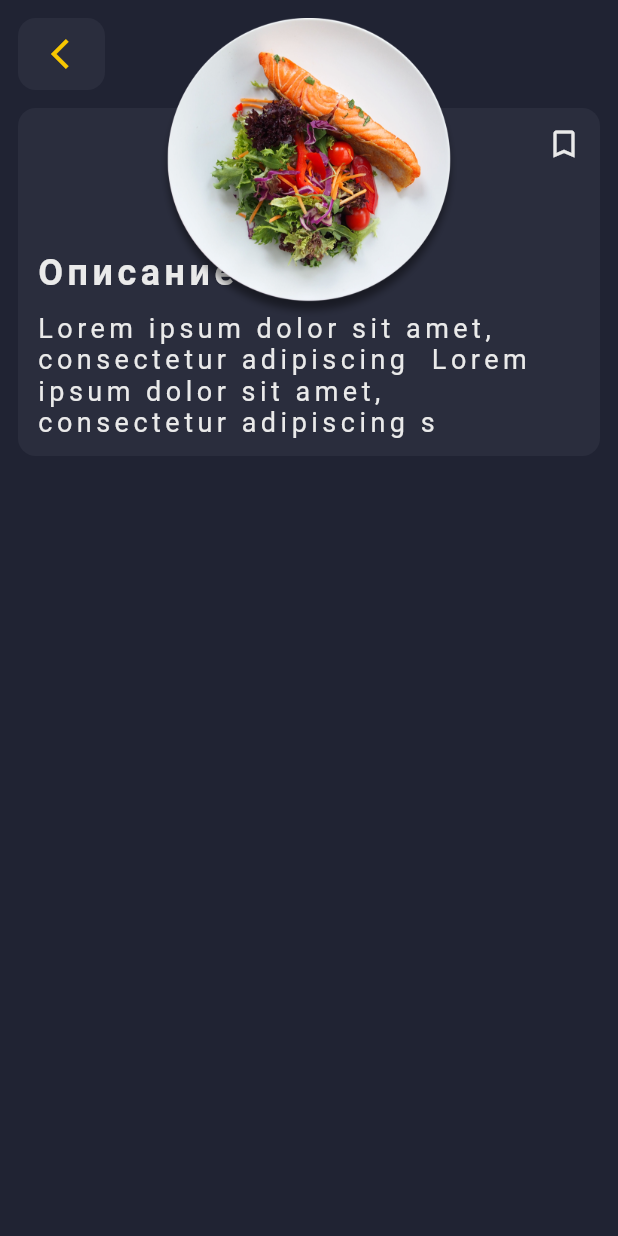
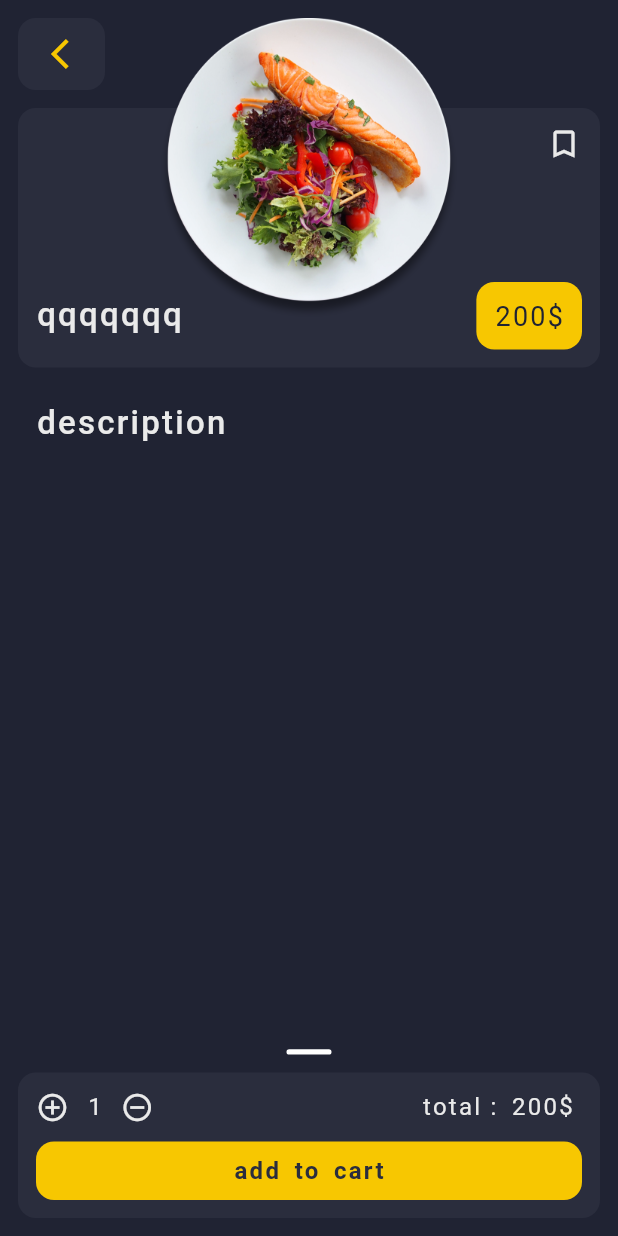
Before and after one commit to evgesha1247/eda2, a Flutter app: the DishDetaild screen opened directly, on a phone screen of 412 x 824 dp. Run offline on Flutter 3.47's test engine with Material 2 defaults, Android fonts, the phone set to English and light mode, and no system bars; our stand-ins replace hive, hive_flutter; missing offline and left inert: bottom_nav_bar; accounts and stored records are empty; statements that could not run were skipped.

Commit message:
отверстал скрин подробного обзора

```diff
--- a/lib/ui/screens/dish_detailed/dish_detailed_screen.dart
+++ b/lib/ui/screens/dish_detailed/dish_detailed_screen.dart
@@ -43,19 +43,43 @@ class DishDetaild extends StatelessWidget {
         child: Padding(
           padding: const EdgeInsets.all(ThemeApp.kInterval),
           child: Column(
-            children: [
-              Stack(
+            children: const [
+              _StackImgAndContent(),
+              SizedBox(height: ThemeApp.kInterval),
+              _DishDetailedDescription(),
+              _MarcetWidget(),
+              SizedBox(height: ThemeApp.kInterval),
+              _DishDetailedButtonBar(),
+            ],
+          ),
+        ),
+      ),
+    );
+  }
+}
+
+class _MarcetWidget extends StatelessWidget {
+  const _MarcetWidget({Key? key}) : super(key: key);
+  @override
+  Widget build(BuildContext context) {
+    return Container(
+      decoration: _decoration(colors: Colors.white),
+      height: 3.5,
+      width: 30,
+    );
+  }
+}
+
+class _StackImgAndContent extends StatelessWidget {
+  const _StackImgAndContent({Key? key}) : super(key: key);
+  @override
+  Widget build(BuildContext context) {
+    return Stack(
       children: const [
         _DishDetailedContainer(),
         _DishDetailedImg(),
         _DishDetailedButtonBack(),
       ],
-              ),
-              //   _DishDetailedDescriptions(),
-            ],
-          ),
-        ),
-      ),
     );
   }
 }
@@ -66,14 +90,12 @@ class _DishDetailedImg extends StatelessWidget {
   Widget build(BuildContext context) {
     final model = context.watch<DishDetailedModel>();
     final imgUrl = model.dish?.imgUrl ?? 'assets/imgs/food2.png';
-    return Center(
-      child: Image.asset(
-        imgUrl,
+    return Align(
+      child: Image.asset(imgUrl,
           height: 200,
           width: MediaQuery.of(context).size.width * 0.6,
           fit: BoxFit.contain,
-        alignment: Alignment.topCenter,
-      ),
+          alignment: Alignment.topCenter),
     );
   }
 }
@@ -84,70 +106,157 @@ class _DishDetailedContainer extends StatelessWidget {
   Widget build(BuildContext context) {
     return Container(
       width: double.infinity,
-      decoration: const BoxDecoration(
-        color: ThemeApp.kFrontColor,
-        borderRadius: BorderRadius.all(
-          Radius.circular(ThemeApp.kRadius),
-        ),
-      ),
+      decoration: _decoration(),
       margin: const EdgeInsets.only(top: 60),
       padding: const EdgeInsets.all(ThemeApp.kInterval),
-      child: const _DishDetailedText(),
+      child: const _DishDetailedContainerText(),
     );
   }
 }
 
-class _DishDetailedText extends StatelessWidget {
-  const _DishDetailedText({Key? key}) : super(key: key);
+class _DishDetailedContainerText extends StatelessWidget {
+  const _DishDetailedContainerText({Key? key}) : super(key: key);
   @override
   Widget build(BuildContext context) {
+    final model = context.watch<DishDetailedModel>();
+    final title = model.dish?.name ?? 'qqqqqqq';
     return Column(
       crossAxisAlignment: CrossAxisAlignment.start,
-      children: const [
-        Align(
-          alignment: Alignment.topRight,
-          child: Icon(Icons.bookmark_border, color: ThemeApp.kWhite),
-        ),
-        SizedBox(height: 60),
-        Text(
-          'Описание',
-          style: TextStyle(
-            fontWeight: FontWeight.bold,
-            color: ThemeApp.kWhite,
-            letterSpacing: 3,
-            fontSize: 24,
+      mainAxisAlignment: MainAxisAlignment.spaceBetween,
+      children: [
+        const _ButtBookmark(),
+        const SizedBox(height: 80),
+        Row(
+          mainAxisAlignment: MainAxisAlignment.spaceBetween,
+          children: [
+            Text(title, style: _style(size: 22, fW: FontWeight.w500)),
+            Container(
+              decoration: _decoration(colors: ThemeApp.kAccent),
+              child: Padding(
+                padding: const EdgeInsets.all(ThemeApp.kInterval),
+                child: Text(
+                  '200\$',
+                  style: _style(
+                    size: 18,
+                    fW: FontWeight.normal,
+                    colors: ThemeApp.kBGColor,
                   ),
                 ),
-        SizedBox(height: ThemeApp.kInterval),
-        Text(
-          'Lorem ipsum dolor sit amet, consectetur adipiscing  Lorem ipsum dolor sit amet, consectetur adipiscing s',
-          style: TextStyle(
-            color: ThemeApp.kWhite,
-            fontSize: 18,
-            fontWeight: FontWeight.normal,
-            letterSpacing: 3,
               ),
+            ),
+          ],
         ),
       ],
     );
   }
 }
 
+class _ButtBookmark extends StatelessWidget {
+  const _ButtBookmark({Key? key}) : super(key: key);
+  @override
+  Widget build(BuildContext context) {
+    return GestureDetector(
+      onTap: () {},
+      child: const Align(
+        alignment: Alignment.topRight,
+        child: Icon(
+          Icons.bookmark_border,
+          color: ThemeApp.kWhite,
+        ),
+      ),
+    );
+  }
+}
+
+class _DishDetailedDescription extends StatelessWidget {
+  const _DishDetailedDescription({Key? key}) : super(key: key);
+  @override
+  Widget build(BuildContext context) {
+    final model = context.watch<DishDetailedModel>();
+    final description = model.dish?.description ?? '';
+    return Expanded(
+      child: Container(
+        width: double.infinity,
+        padding: const EdgeInsets.all(ThemeApp.kInterval),
+        child: SingleChildScrollView(
+          child: Column(
+            crossAxisAlignment: CrossAxisAlignment.start,
+            children: [
+              Text('description', style: _style(size: 22, fW: FontWeight.w500)),
+              const SizedBox(height: ThemeApp.kInterval),
+              Text(description, style: _style()),
+            ],
+          ),
+        ),
+      ),
+    );
+  }
+}
+
+class _DishDetailedButtonBar extends StatelessWidget {
+  const _DishDetailedButtonBar({Key? key}) : super(key: key);
+  @override
+  Widget build(BuildContext context) {
+    return Container(
+      width: double.infinity,
+      decoration: _decoration(),
+      child: Padding(
+        padding: const EdgeInsets.all(ThemeApp.kInterval),
+        child: Column(
+          children: [
+            Row(
+              mainAxisAlignment: MainAxisAlignment.spaceBetween,
+              mainAxisSize: MainAxisSize.max,
+              children: [
+                Row(
+                  children: [
+                    const Icon(
+                      Icons.add_circle_outline,
+                      size: 22,
+                      color: ThemeApp.kWhite,
+                    ),
+                    const SizedBox(width: ThemeApp.kInterval),
+                    Text('1', style: _style()),
+                    const SizedBox(width: ThemeApp.kInterval),
+                    const Icon(Icons.remove_circle_outline,
+                        size: 22, color: ThemeApp.kWhite)
+                  ],
+                ),
+                Row(children: [Text('total : 200\$ ', style: _style())])
+              ],
+            ),
+            const SizedBox(height: ThemeApp.kInterval),
+            GestureDetector(
+              onTap: () {},
+              child: Container(
+                padding: const EdgeInsets.symmetric(vertical: 10),
+                width: double.infinity,
+                decoration: _decoration(colors: ThemeApp.kAccent),
+                child: Center(
+                  child: Text('add to cart',
+                      style: _style(
+                        colors: ThemeApp.kFrontColor,
+                        fW: FontWeight.bold,
+                      )),
+                ),
+              ),
+            ),
+          ],
+        ),
+      ),
+    );
+  }
+}
+
 class _DishDetailedButtonBack extends StatelessWidget {
   const _DishDetailedButtonBack({Key? key}) : super(key: key);
-
   @override
   Widget build(BuildContext context) {
-    final model = context.read<DishDetailedModel>();
+    final model = context.watch<DishDetailedModel>();
     return GestureDetector(
       onTap: () => model.showMenu(context),
       child: Container(
-        decoration: const BoxDecoration(
-          color: ThemeApp.kFrontColor,
-          borderRadius: BorderRadius.all(
-            Radius.circular(ThemeApp.kRadius),
-          ),
-        ),
+        decoration: _decoration(),
         padding: const EdgeInsets.only(
           top: ThemeApp.kInterval,
           bottom: ThemeApp.kInterval,
@@ -162,3 +271,26 @@ class _DishDetailedButtonBack extends StatelessWidget {
     );
   }
 }
+
+_style({
+  double size = 16,
+  FontWeight fW = FontWeight.normal,
+  Color colors = ThemeApp.kWhite,
+}) {
+  return TextStyle(
+    color: colors,
+    fontSize: size,
+    fontWeight: fW,
+    letterSpacing: 1.5,
+    wordSpacing: 3.5,
+  );
+}
+
+_decoration({Color colors = ThemeApp.kFrontColor}) {
+  return BoxDecoration(
+    color: colors,
+    borderRadius: const BorderRadius.all(
+      Radius.circular(ThemeApp.kRadius),
+    ),
+  );
+}
--- a/lib/ui/screens/menu_screnn/menu_model.dart
+++ b/lib/ui/screens/menu_screnn/menu_model.dart
@@ -1,3 +1,5 @@
+// ignore_for_file: use_build_context_synchronously
+
 import 'package:flutter/material.dart';
 import 'package:hive/hive.dart';
 import 'package:text/object/dish_model.dart';
--- a/lib/ui/screens/menu_screnn/menu_screen.dart
+++ b/lib/ui/screens/menu_screnn/menu_screen.dart
@@ -31,6 +31,7 @@ class _MenuBodyWidget extends StatelessWidget {
           maxCrossAxisExtent: 346.0,
           // childAspectRatio: .8,
           mainAxisExtent: 250,
+          mainAxisSpacing: 10,
         ),
         itemBuilder: (context, index) => (dishs.isNotEmpty)
             ? _CartItemWidget(index: index)
--- a/lib/ui/screens_factory.dart/widget_factory.dart
+++ b/lib/ui/screens_factory.dart/widget_factory.dart
@@ -1,7 +1,6 @@
 import 'package:flutter/material.dart';
 import 'package:provider/provider.dart';
 import 'package:text/object/dish_model.dart';
-import 'package:text/ui/screens/dish_detailed/dish_detailed_model.dart';
 import 'package:text/ui/screens/dish_detailed/dish_detailed_screen.dart';
 import 'package:text/ui/screens/menu_screnn/menu_model.dart';
 import 'package:text/ui/screens/menu_screnn/menu_screen.dart';
--- a/lib/ui/widgets/button_favorit_widget/button_favorit_widget.dart
+++ b/lib/ui/widgets/button_favorit_widget/button_favorit_widget.dart
@@ -2,7 +2,6 @@ import 'package:flutter/material.dart';
 import 'package:provider/provider.dart';
 
 import '../../../object/dish_model.dart';
-import '../../screens/menu_screnn/menu_model.dart';
 
 class ButtonFavoritWidget extends StatelessWidget {
   const ButtonFavoritWidget({super.key, required this.index});
@@ -10,7 +9,7 @@ class ButtonFavoritWidget extends StatelessWidget {
   @override
   Widget build(BuildContext context) {
     final isFovarit = context.watch<DishModel>().items[index].isFovarit;
-    final modelMenu = context.watch<MenuModel>();
+    //  final modelMenu = context.watch<MenuModel>();
     return Row(
       mainAxisAlignment: MainAxisAlignment.end,
       crossAxisAlignment: CrossAxisAlignment.start,
```
Lines whose indentation alone changed are shown as unchanged.
